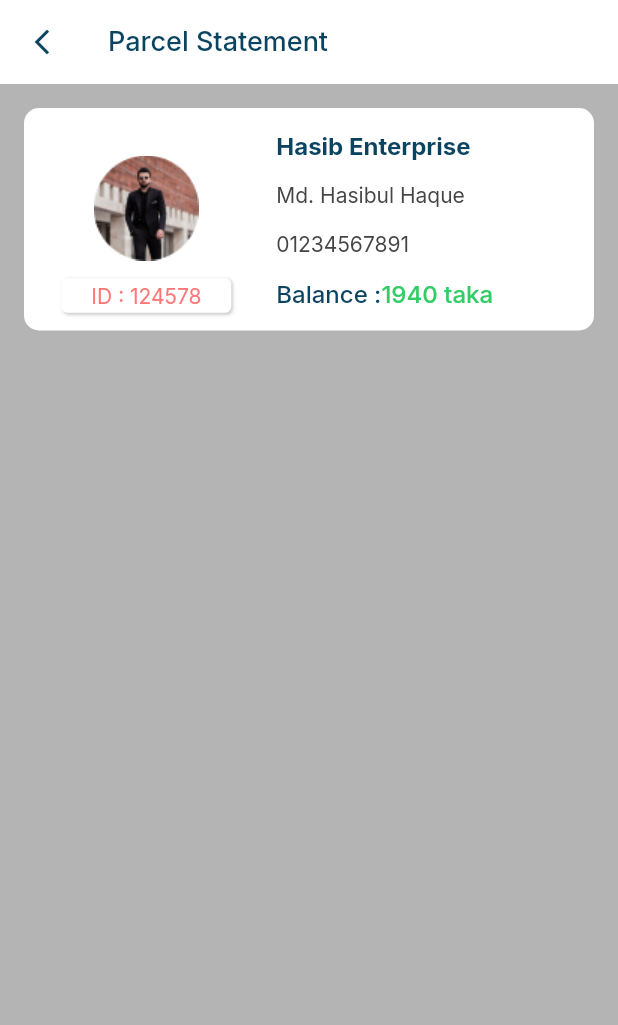
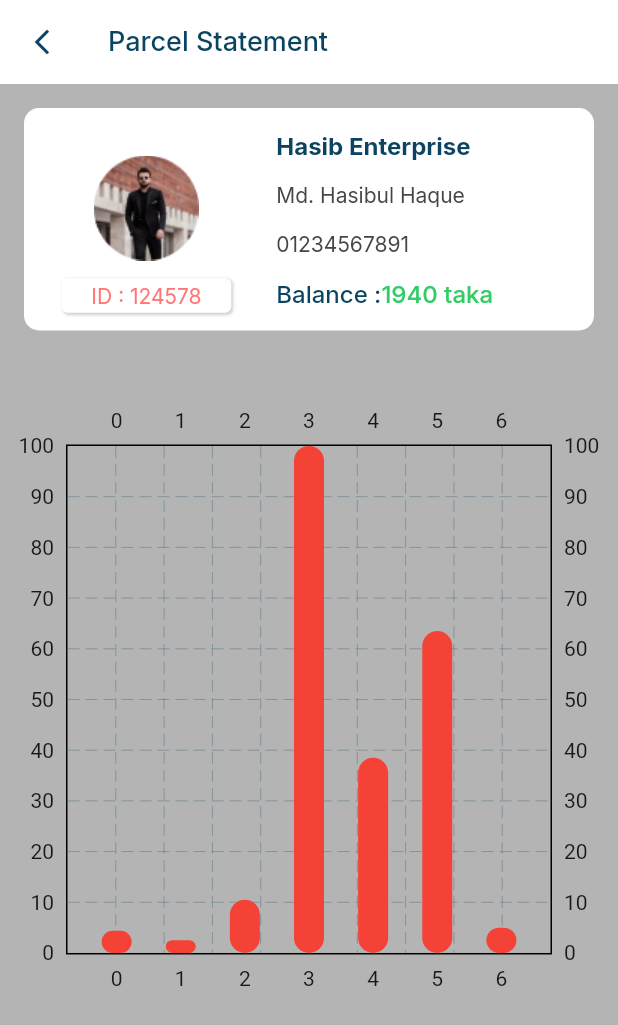
Before and after one commit to nurnabi-flutter-excelitai/Parcel--Star, a Flutter app: the ParcelStatementScreen screen opened directly, on a phone screen of 412 x 824 dp. Shown: the top 1025 px of the screen. Run offline on Flutter 3.47's test engine with Material 2 defaults, Android fonts, the phone set to English and light mode, and no system bars; drawn by our look-alikes of fl_chart; our stand-ins replace google_fonts, syncfusion_flutter_datagrid; missing offline and left inert: dart:js_util, syncfusion_flutter_core.

Commit message:
bar chart design

```diff
--- a/lib/main.dart
+++ b/lib/main.dart
@@ -1,6 +1,6 @@
 import 'package:flutter/material.dart';
+import 'package:parcel_star/view/screens/parcel_statement.dart';
 
-import 'package:parcel_star/view/screens/statement_screen.dart';
 
 
 void main() {
@@ -19,7 +19,7 @@ class MyApp extends StatelessWidget {
       theme: ThemeData(
         primarySwatch: Colors.blue,
       ),
-      home: StatementScreen() ,
+      home: ParcelStatementScreen() ,
     );
   }
 }
--- /dev/null
+++ b/lib/model_class/bar_data.dart
@@ -0,0 +1,43 @@
+ import 'indivisiul_bar.dart';
+
+class Bardata{
+   final double saturdayAmount;
+   final double sundayAmount;
+   final double mondayAmount;
+   final double tuesdayAmount;
+   final double wednesdayAmount;
+   final double thursdayAmount;
+   final double fridayAmont;
+
+   Bardata(
+      {
+        required this.saturdayAmount,
+      required this.sundayAmount,
+      required this.mondayAmount,
+      required this.tuesdayAmount,
+      required this.wednesdayAmount,
+      required this.thursdayAmount,
+      required this.fridayAmont});
+
+
+   List<IndividualBar > barData = [];
+
+   //initilize bardat
+
+void initilizeBarData(){
+  barData = [
+    IndividualBar(x: 0,y: saturdayAmount),
+    IndividualBar(x: 1,y: sundayAmount),
+    IndividualBar(x: 2,y: mondayAmount),
+    IndividualBar(x: 3, y: tuesdayAmount),
+    IndividualBar(x: 4,y: wednesdayAmount),
+    IndividualBar(x: 5,y: thursdayAmount),
+    IndividualBar(x: 6,y: fridayAmont),
+  ];
+
+}
+
+
+
+
+}
--- /dev/null
+++ b/lib/model_class/indivisiul_bar.dart
@@ -0,0 +1,14 @@
+
+
+ class IndividualBar{
+  int x;
+  double y;
+
+  IndividualBar({
+   required this.x,
+   required this.y});
+
+
+
+
+}
--- a/lib/view/screens/data_grid.dart
+++ b/lib/view/screens/data_grid.dart
@@ -676,7 +676,7 @@ List<Transaction> getTransactionData() {
 
   int cashRecord = 0;
   int withdrowForCharge = 0;
-  int balance = 0;
+  int balance= 0;
   int withdraw = 0;
 
   addedBalanceFinalTable.forEach((element) {
--- a/lib/view/screens/parcel_statement.dart
+++ b/lib/view/screens/parcel_statement.dart
@@ -1,8 +1,8 @@
-
+import 'package:fl_chart/fl_chart.dart';
 import 'package:flutter/material.dart';
 import 'package:parcel_star/const/app_color.dart';
 import 'package:parcel_star/const/text_style.dart';
-
+import 'package:parcel_star/model_class/bar_data.dart';
 
 class ParcelStatementScreen extends StatefulWidget {
   const ParcelStatementScreen({Key? key}) : super(key: key);
@@ -12,106 +12,161 @@ class ParcelStatementScreen extends StatefulWidget {
 }
 
 class _ParcelStatementScreenState extends State<ParcelStatementScreen> {
+  List<double> weeklySummer = [
+    4.40,
+    2.52,
+    10.50,
+    100.0,
+    38.5,
+    63.5,
+    5.0,
+  ];
+
   @override
   Widget build(BuildContext context) {
+    Bardata myBarData = Bardata(
+        saturdayAmount: weeklySummer[0],
+        sundayAmount: weeklySummer[1],
+        mondayAmount: weeklySummer[2],
+        tuesdayAmount: weeklySummer[3],
+        wednesdayAmount: weeklySummer[4],
+        thursdayAmount: weeklySummer[5],
+        fridayAmont: weeklySummer[6]);
+    myBarData.initilizeBarData();
+
     return Scaffold(
       backgroundColor: AppColor.appBackgroundColor,
       appBar: AppBar(
         elevation: 0,
         backgroundColor: Colors.white,
-        title:  Text('Parcel Statement',style: myStyleInter(18,AppColor.appbarTextColor,FontWeight.w500),),
-        leading: IconButton(onPressed: () {  }, icon: Icon(Icons.arrow_back_ios_new,color:AppColor.appbarIconColor,size: 20,),
-
-
-
+        title: Text(
+          'Parcel Statement',
+          style: myStyleInter(18, AppColor.appbarTextColor, FontWeight.w500),
+        ),
+        leading: IconButton(
+          onPressed: () {},
+          icon: Icon(
+            Icons.arrow_back_ios_new,
+            color: AppColor.appbarIconColor,
+            size: 20,
+          ),
         ),
       ),
       body: SingleChildScrollView(
         child: Column(
           children: [
             Container(
-              margin:  EdgeInsets.all(16),
-              height: MediaQuery.of(context).size.height*0.180,
+              margin: EdgeInsets.all(16),
+              height: MediaQuery.of(context).size.height * 0.180,
               width: double.infinity,
-              decoration:  const BoxDecoration(
-                color: AppColor.appContainerColor,
-                  borderRadius: BorderRadius.all(Radius.circular(10))
-
-              ),
+              decoration: const BoxDecoration(
+                  color: AppColor.appContainerColor,
+                  borderRadius: BorderRadius.all(Radius.circular(10))),
               child: Row(
-
                 children: [
-
                   Expanded(
-                      flex:4,
+                      flex: 4,
                       child: Padding(
-                        padding: const EdgeInsets.only(left: 25.0,top: 20),
+                        padding: const EdgeInsets.only(left: 25.0, top: 20),
                         child: Column(
                           mainAxisAlignment: MainAxisAlignment.spaceEvenly,
                           children: [
-                            Image.asset('assests/images/profile.png',),
-
+                            Image.asset(
+                              'assests/images/profile.png',
+                            ),
                             Container(
-                              height:23 ,
+                              height: 23,
                               width: double.infinity,
-                              decoration:  BoxDecoration(
-
+                              decoration: BoxDecoration(
                                 boxShadow: [
                                   BoxShadow(
                                       color: Colors.grey.withOpacity(0.5),
                                       offset: Offset(1, 1),
-                                      blurRadius: 1
-
-                                  )
+                                      blurRadius: 1)
                                 ],
                                 color: AppColor.appContainerColor,
-                                borderRadius: BorderRadius.all(Radius.circular(4)),
-
+                                borderRadius:
+                                    BorderRadius.all(Radius.circular(4)),
                               ),
-                              child: Center(child: Text('ID : 124578',style: myStyleInter(14, AppColor.appProfileIdColor,FontWeight.w400),)),
-
+                              child: Center(
+                                  child: Text(
+                                'ID : 124578',
+                                style: myStyleInter(
+                                    14,
+                                    AppColor.appProfileIdColor,
+                                    FontWeight.w400),
+                              )),
                             )
-
-
-
-
-
-
                           ],
                         ),
                       )),
                   Expanded(
-                      flex:7,
+                      flex: 7,
                       child: Padding(
                         padding: const EdgeInsets.only(left: 30),
                         child: Column(
                           crossAxisAlignment: CrossAxisAlignment.start,
                           mainAxisAlignment: MainAxisAlignment.spaceEvenly,
                           children: [
-                            Text('Hasib Enterprise',style: myStyleInter(16,AppColor.appbarTextColor,FontWeight.w700),),
-                            Text('Md. Hasibul Haque',style: myStyleInter(14,AppColor.appSubTextColor,FontWeight.w400),),
-                            Text('01234567891',style: myStyleInter(14,AppColor.appSubTextColor,FontWeight.w400),),
+                            Text(
+                              'Hasib Enterprise',
+                              style: myStyleInter(16, AppColor.appbarTextColor,
+                                  FontWeight.w700),
+                            ),
+                            Text(
+                              'Md. Hasibul Haque',
+                              style: myStyleInter(14, AppColor.appSubTextColor,
+                                  FontWeight.w400),
+                            ),
+                            Text(
+                              '01234567891',
+                              style: myStyleInter(14, AppColor.appSubTextColor,
+                                  FontWeight.w400),
+                            ),
                             Row(
                               children: [
-                                Text('Balance :',style: myStyleInter(16, AppColor.appbarTextColor,FontWeight.w500),),
-                                Text('1940 taka',style: myStyleInter(16, AppColor.appBalanceColor,FontWeight.w500))
+                                Text(
+                                  'Balance :',
+                                  style: myStyleInter(
+                                      16,
+                                      AppColor.appbarTextColor,
+                                      FontWeight.w500),
+                                ),
+                                Text('1940 taka',
+                                    style: myStyleInter(
+                                        16,
+                                        AppColor.appBalanceColor,
+                                        FontWeight.w500))
                               ],
                             )
-
                           ],
                         ),
                       )),
-
                 ],
               ),
-
+            ),
+            SizedBox(
+              height: 30,
+            ),
+            SizedBox(
+              height: 400,
+              child: BarChart(BarChartData(
+                  maxY: 100,
+                  minY: 0,
+                  barGroups: myBarData.barData
+                      .map((data) => BarChartGroupData(x: data.x, barRods: [
+                            BarChartRodData(
+                                toY: data.y,
+                                color: Colors.red,
+                                width: 20,
+                                borderRadius: BorderRadius.circular(12)
+                            )
+                          ]))
+                      .toList())),
             )
           ],
-
         ),
       ),
-
-
     );
   }
 }
--- a/pubspec.yaml
+++ b/pubspec.yaml
@@ -38,6 +38,7 @@ dependencies:
   google_fonts: ^4.0.3
   syncfusion_flutter_datagrid: ^21.1.39
   intl: ^0.18.1
+  fl_chart: ^0.62.0
 
 dev_dependencies:
   flutter_test:
```
Also changed, not shown: lib/view/componets/statement_table.dart (+38 -2 lines), pubspec.lock.
